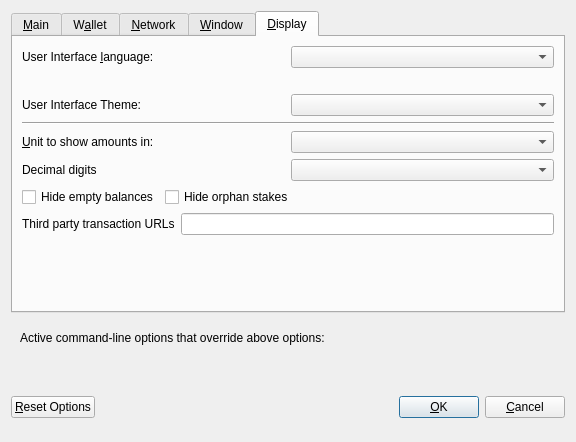
Qt form src/qt/forms/optionsdialog.ui (ZENZO-Ecosystem/ZENZO-Core-Archive) before a commit.
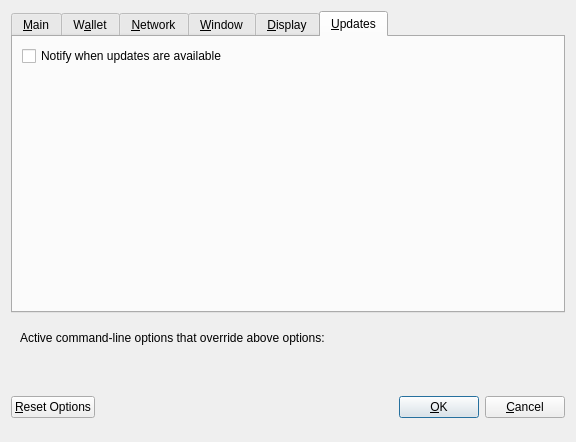
The same form after that commit. The open tabs and pages were chosen to show the change. Custom widgets are drawn as their Qt base class.

Commit message: [QT] Added Updates settings tab

What changed in the file:
```diff
--- a/src/qt/forms/optionsdialog.ui
+++ b/src/qt/forms/optionsdialog.ui
@@ -620,6 +620,43 @@
        </item>
       </layout>
      </widget>
+	 <widget class="QWidget" name="tabUpdates">
+      <attribute name="title">
+       <string>&amp;Updates</string>
+      </attribute>
+      <layout class="QVBoxLayout" name="verticalLayout_Updates">
+		<item>
+        <layout class="QHBoxLayout" name="horizontalLayout_5_Updates">
+         <item>
+          <widget class="QCheckBox" name="notifyUpdates">
+           <property name="toolTip">
+            <string>Notify when an update is detected by the Decentralized Version Manager (DVM)</string>
+           </property>
+           <property name="layoutDirection">
+            <enum>Qt::LeftToRight</enum>
+           </property>
+           <property name="text">
+			   <string>Notify when updates are available</string>
+           </property>
+          </widget>
+         </item>
+        </layout>
+       </item>
+       <item>
+        <spacer name="verticalSpacer">
+         <property name="orientation">
+          <enum>Qt::Vertical</enum>
+         </property>
+         <property name="sizeHint" stdset="0">
+          <size>
+           <width>20</width>
+           <height>40</height>
+          </size>
+         </property>
+        </spacer>
+       </item>
+      </layout>
+     </widget>
     </widget>
    </item>
    <item>
```
The commit also changes 4 other files.
